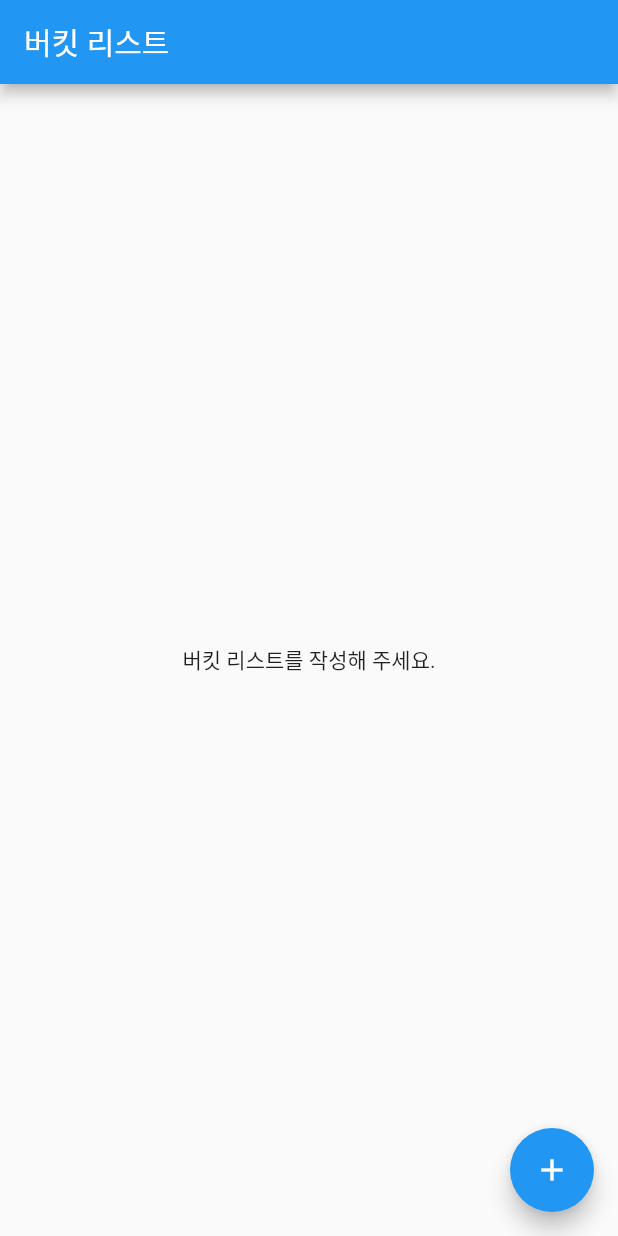
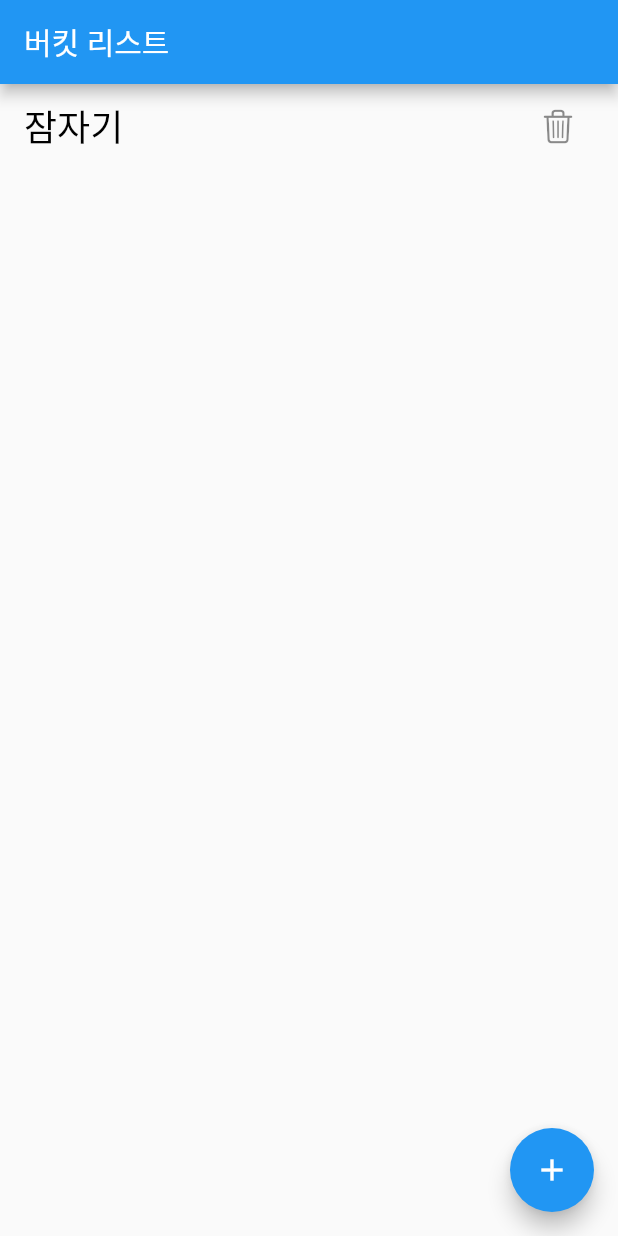
Before and after one commit to develinu/flutter-practice-4, a Flutter app: the screen it shows after launch, on a phone screen of 412 x 824 dp. Run offline on Flutter 3.47's test engine with Material 2 defaults, Android fonts, the phone set to English and light mode, and no system bars.

Commit message:
add CRUD with provider

```diff
--- a/lib/main.dart
+++ b/lib/main.dart
@@ -41,11 +41,48 @@ class HomePage extends StatelessWidget {
 
   @override
   Widget build(BuildContext context) {
+    return Consumer<BucketService>(
+      builder: (context, bucketService, child) {
+        List<Bucket> bucketList = bucketService.bucketList;
+
         return Scaffold(
           appBar: AppBar(
             title: Text("버킷 리스트"),
           ),
-      body: Center(child: Text("버킷 리스트를 작성해 주세요.")),
+          body: bucketList.isEmpty
+              ? Center(child: Text("버킷 리스트를 작성해 주세요."))
+              : ListView.builder(
+                  itemCount: bucketList.length, // bucketList 개수 만큼 보여주기
+                  itemBuilder: (context, index) {
+                    var bucket = bucketList[index]; // index에 해당하는 bucket 가져오기
+                    return ListTile(
+                      // 버킷 리스트 할 일
+                      title: Text(
+                        bucket.job,
+                        style: TextStyle(
+                          fontSize: 24,
+                          color: bucket.isDone ? Colors.grey : Colors.black,
+                          decoration: bucket.isDone
+                              ? TextDecoration.lineThrough
+                              : TextDecoration.none,
+                        ),
+                      ),
+                      // 삭제 아이콘 버튼
+                      trailing: IconButton(
+                        icon: Icon(CupertinoIcons.delete),
+                        onPressed: () {
+                          // 삭제 버튼 클릭시
+                          bucketService.deleteBucket(index);
+                        },
+                      ),
+                      onTap: () {
+                        // 아이템 클릭시
+                        bucket.isDone = !bucket.isDone;
+                        bucketService.updateBucket(bucket, index);
+                      },
+                    );
+                  },
+          ),
           floatingActionButton: FloatingActionButton(
             child: Icon(Icons.add),
             onPressed: () {
@@ -56,6 +93,8 @@ class HomePage extends StatelessWidget {
               );
             },
           ),
+        );
+      }
     );
   }
 }
@@ -124,6 +163,9 @@ class _CreatePageState extends State<CreatePage> {
                     setState(() {
                       error = null; // 내용이 있는 경우 에러 메세지 숨기기
                     });
+                    // BucketService 가져오기
+                    BucketService bucketService = context.read<BucketService>();
+                    bucketService.createBucket(job);
                     Navigator.pop(context); // 화면을 종료합니다.
                   }
                 },
```
Also changed, not shown: lib/bucket_service.dart (+18 -0 lines). Lines whose indentation alone changed are shown as unchanged.
